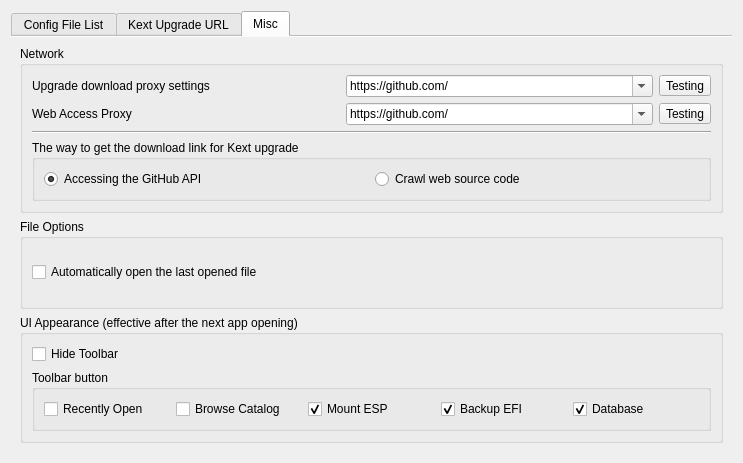
First picture: the form in dlgdatabase.ui, repository ic005k/OCAuxiliaryTools, before the edit.
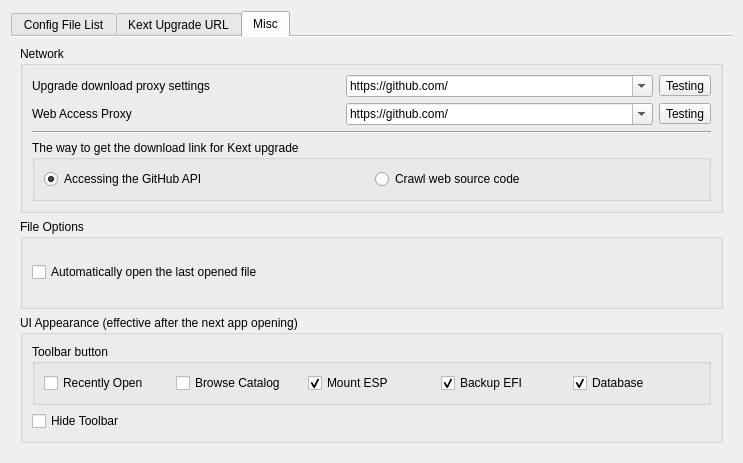
Second picture: the form after the edit. Icons and pictures are not drawn.

Diff of the .ui file:
```diff
--- a/dlgdatabase.ui
+++ b/dlgdatabase.ui
@@ -350,13 +350,6 @@
           <string>UI Appearance (effective after the next app opening)</string>
          </property>
          <layout class="QGridLayout" name="gridLayout_8">
-          <item row="0" column="0">
-           <widget class="QCheckBox" name="chkHideToolbar">
-            <property name="text">
-             <string>Hide Toolbar</string>
-            </property>
-           </widget>
-          </item>
           <item row="1" column="0">
            <widget class="QGroupBox" name="groupBox_4">
             <property name="title">
@@ -410,6 +403,13 @@
             </layout>
            </widget>
           </item>
+          <item row="2" column="0">
+           <widget class="QCheckBox" name="chkHideToolbar">
+            <property name="text">
+             <string>Hide Toolbar</string>
+            </property>
+           </widget>
+          </item>
          </layout>
         </widget>
        </item>
```
